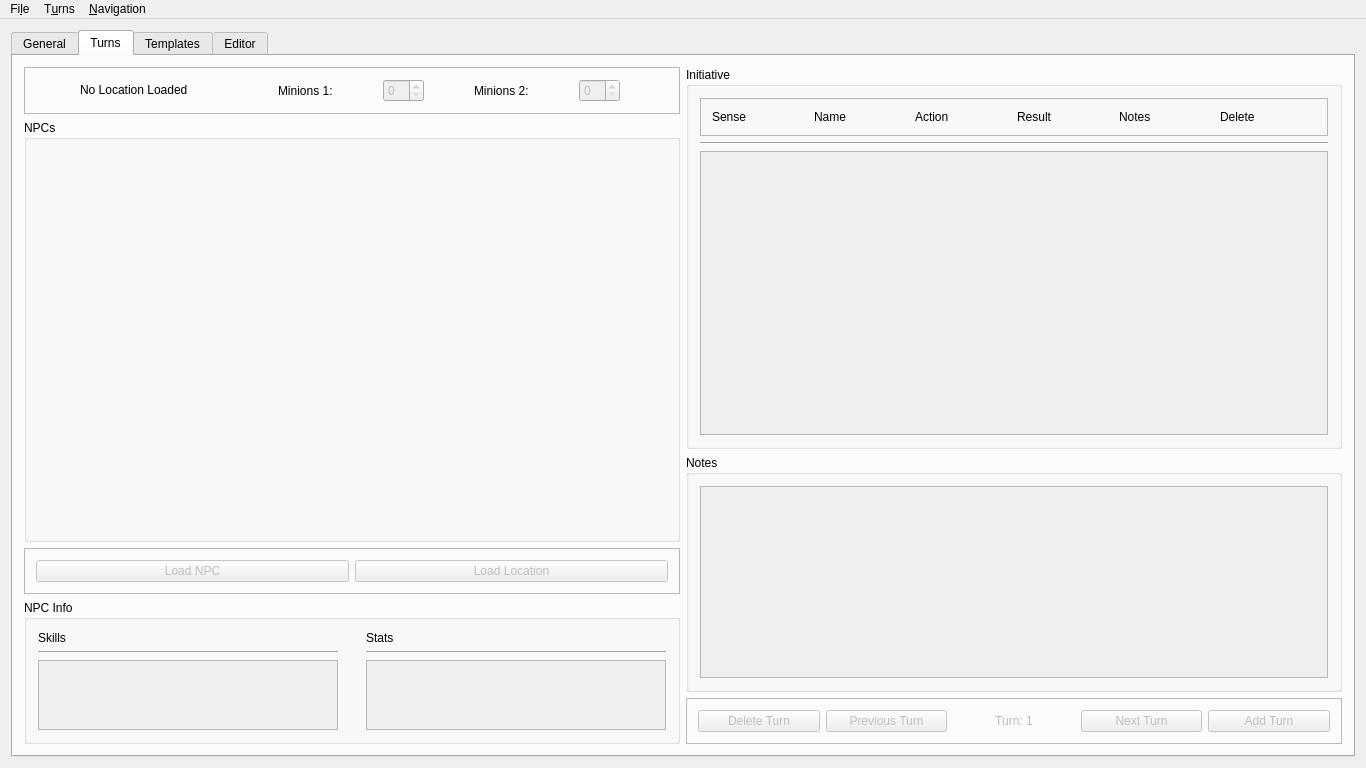
This is src/mainwindow.ui in zobin8/talented-gm as Qt 5 draws it before an edit. The edited form follows.
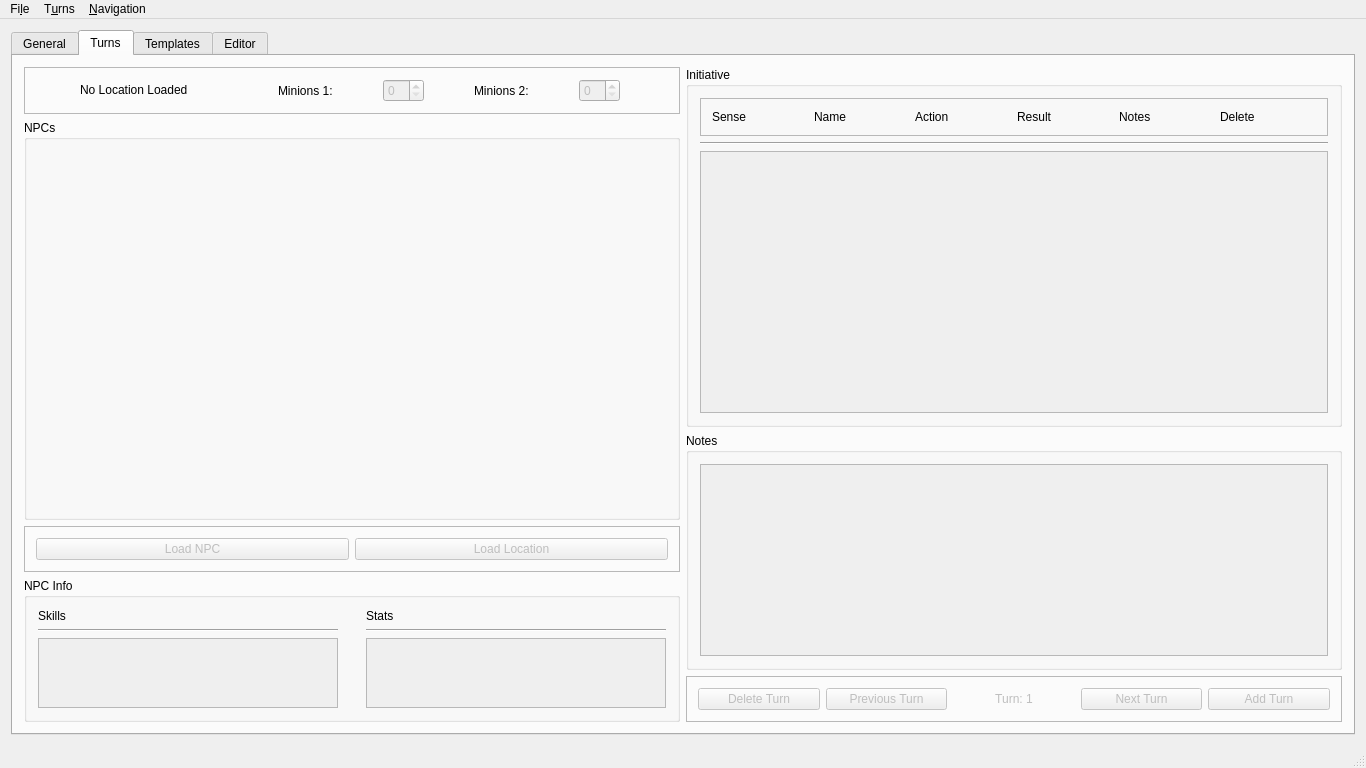
This is the edited form. The open tabs and pages were chosen to show the change.

The edit to the form file:
```diff
--- a/src/mainwindow.ui
+++ b/src/mainwindow.ui
@@ -310,8 +310,8 @@
                      <rect>
                       <x>0</x>
                       <y>0</y>
-                      <width>304</width>
-                      <height>68</height>
+                      <width>308</width>
+                      <height>63</height>
                      </rect>
                     </property>
                     <layout class="QVBoxLayout" name="verticalLayout_24"/>
@@ -360,8 +360,8 @@
                      <rect>
                       <x>0</x>
                       <y>0</y>
-                      <width>304</width>
-                      <height>68</height>
+                      <width>308</width>
+                      <height>63</height>
                      </rect>
                     </property>
                     <layout class="QVBoxLayout" name="verticalLayout_23"/>
@@ -514,8 +514,8 @@
                   <rect>
                    <x>0</x>
                    <y>0</y>
-                   <width>634</width>
-                   <height>306</height>
+                   <width>638</width>
+                   <height>307</height>
                   </rect>
                  </property>
                  <layout class="QVBoxLayout" name="verticalLayout_25"/>
@@ -1871,6 +1871,7 @@
    <addaction name="menuTurns"/>
    <addaction name="menuNavigation"/>
   </widget>
+  <widget class="QStatusBar" name="statusBar"/>
   <action name="actionNew">
    <property name="enabled">
     <bool>true</bool>
```
Left out of the diff: 24 changed lines with no effect on the pictures.
